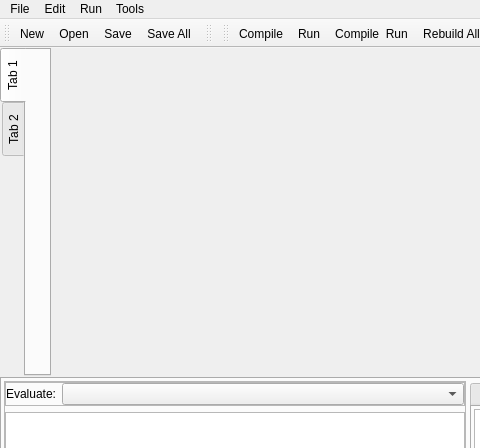
Old version of the form RedPandaIDE/mainwindow.ui in the repository royqh1979/RedPanda-CPP; both pictures show x 0 to 480 and y 0 to 448 of the 946 by 657 pixel window.
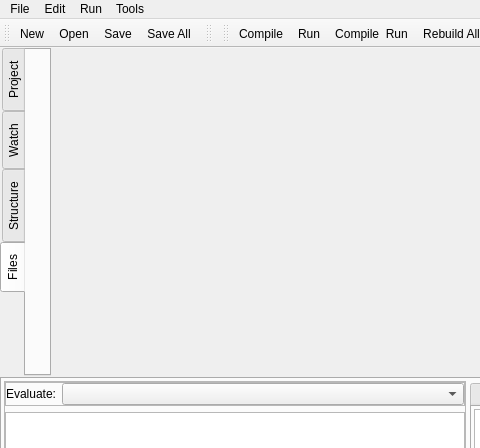
New version of the form. Icons and pictures are not drawn. Custom widgets are drawn as their Qt base class.

The edit to the form file:
```diff
--- a/RedPandaIDE/mainwindow.ui
+++ b/RedPandaIDE/mainwindow.ui
@@ -84,14 +84,30 @@
            <property name="tabPosition">
             <enum>QTabWidget::West</enum>
            </property>
-           <widget class="QWidget" name="tab_3">
+           <property name="currentIndex">
+            <number>3</number>
+           </property>
+           <property name="usesScrollButtons">
+            <bool>true</bool>
+           </property>
+           <widget class="QWidget" name="tabProject">
             <attribute name="title">
-             <string>Tab 1</string>
+             <string>Project</string>
             </attribute>
            </widget>
            <widget class="QWidget" name="tab_4">
             <attribute name="title">
-             <string>Tab 2</string>
+             <string>Watch</string>
+            </attribute>
+           </widget>
+           <widget class="QWidget" name="tabStructure">
+            <attribute name="title">
+             <string>Structure</string>
+            </attribute>
+           </widget>
+           <widget class="QWidget" name="tabFiles">
+            <attribute name="title">
+             <string>Files</string>
             </attribute>
            </widget>
           </widget>
```
Left out of the diff: 6 changed lines with no effect on the pictures.
